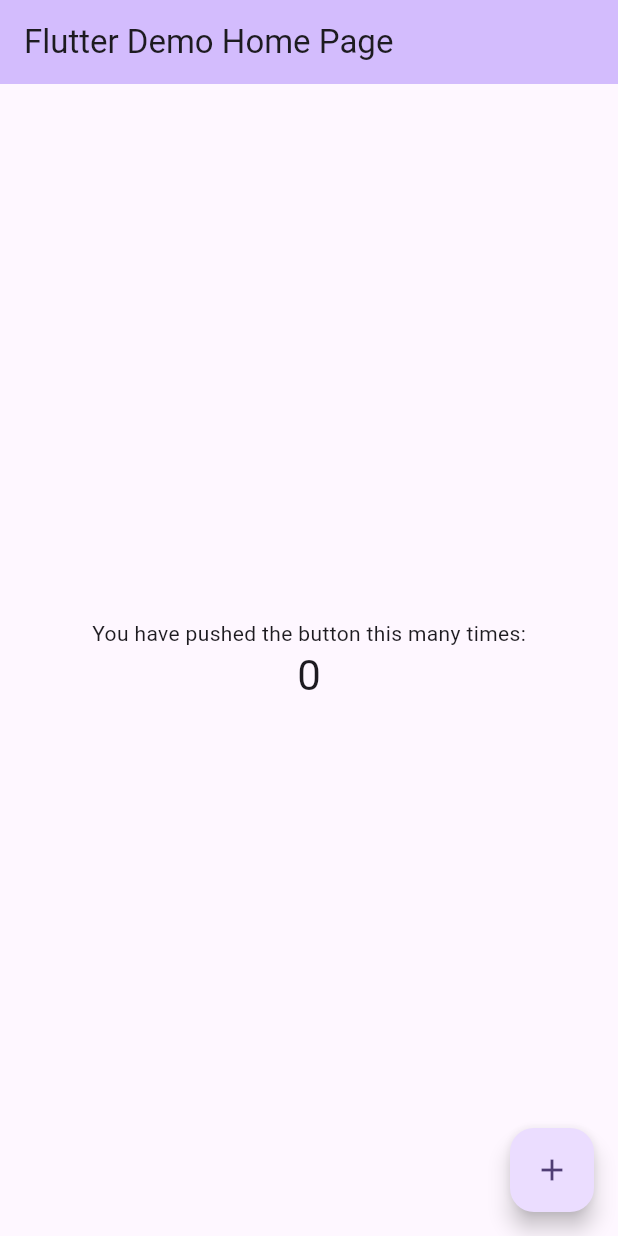
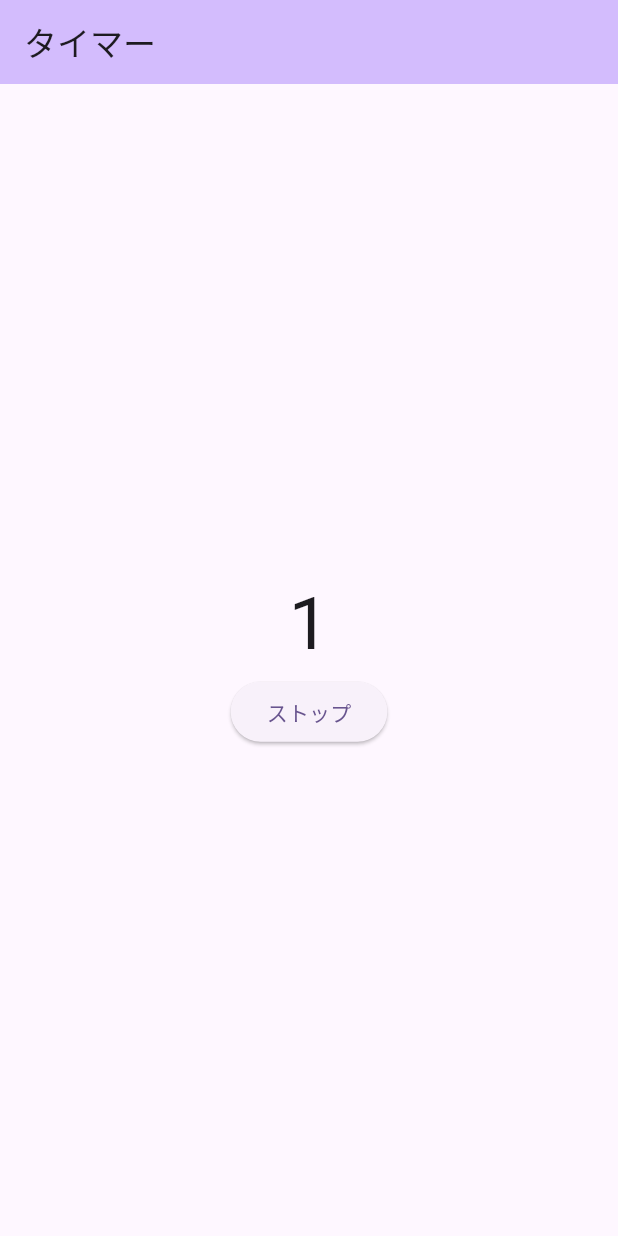
Before and after one commit to Yamamoto-Masaya1122/timer, a Flutter app: the MyHomePage screen opened directly, on a phone screen of 412 x 824 dp. Run offline on Flutter 3.47's test engine with Material 3 defaults, Android fonts, the phone set to English and light mode, and no system bars.

Commit message:
タイマー画面作成

```diff
--- a/lib/main.dart
+++ b/lib/main.dart
@@ -1,3 +1,5 @@
+import 'dart:async';
+
 import 'package:flutter/material.dart';
 
 void main() {
@@ -16,7 +18,7 @@ class MyApp extends StatelessWidget {
         colorScheme: ColorScheme.fromSeed(seedColor: Colors.deepPurple),
         useMaterial3: true,
       ),
-      home: const MyHomePage(title: 'Flutter Demo Home Page'),
+      home: const MyHomePage(title: 'タイマー'),
     );
   }
 }
@@ -30,12 +32,23 @@ class MyHomePage extends StatefulWidget {
 }
 
 class _MyHomePageState extends State<MyHomePage> {
-  int _counter = 0;
+  int _second = 0;
+  Timer? _timer;
+  bool _isRunning = false;
 
-  void _incrementCounter() {
-    setState(() {
-      _counter++;
-    });
+  @override
+  void initState() {
+    // TODO: implement initState
+    super.initState();
+
+    _timer = Timer.periodic(
+        const Duration(seconds: 1),
+            (timer) {
+              setState(() {
+                _second++;
+            });
+        },
+    );
   }
 
   @override
@@ -48,22 +61,24 @@ class _MyHomePageState extends State<MyHomePage> {
       body: Center(
         child: Column(
           mainAxisAlignment: MainAxisAlignment.center,
-          children: <Widget>[
-            const Text(
-              'You have pushed the button this many times:',
+          children: [
+            Text(
+              '$_second',
+              style: TextStyle(fontSize: 48)
             ),
-            Text(
-              '$_counter',
-              style: Theme.of(context).textTheme.headlineMedium,
-            ),
+            ElevatedButton(
+                onPressed: (){
+                  stop();
+                },
+                child: const Text('ストップ'),
+            )
           ],
         ),
       ),
-      floatingActionButton: FloatingActionButton(
-        onPressed: _incrementCounter,
-        tooltip: 'Increment',
-        child: const Icon(Icons.add),
-      ), // This trailing comma makes auto-formatting nicer for build methods.
     );
   }
+
+  void stop() {
+    _timer?.cancel();
+  }
 }
```
